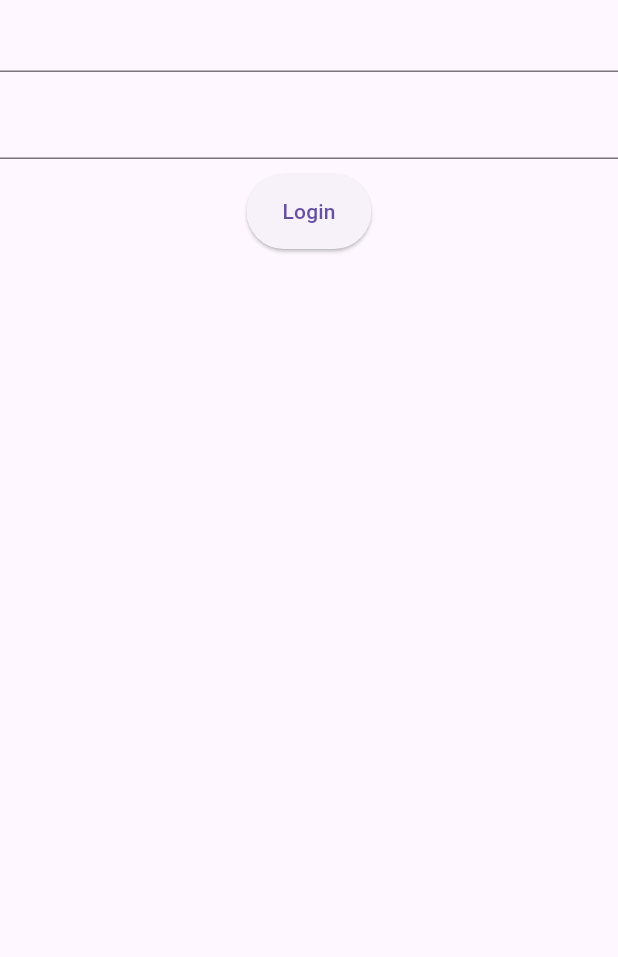
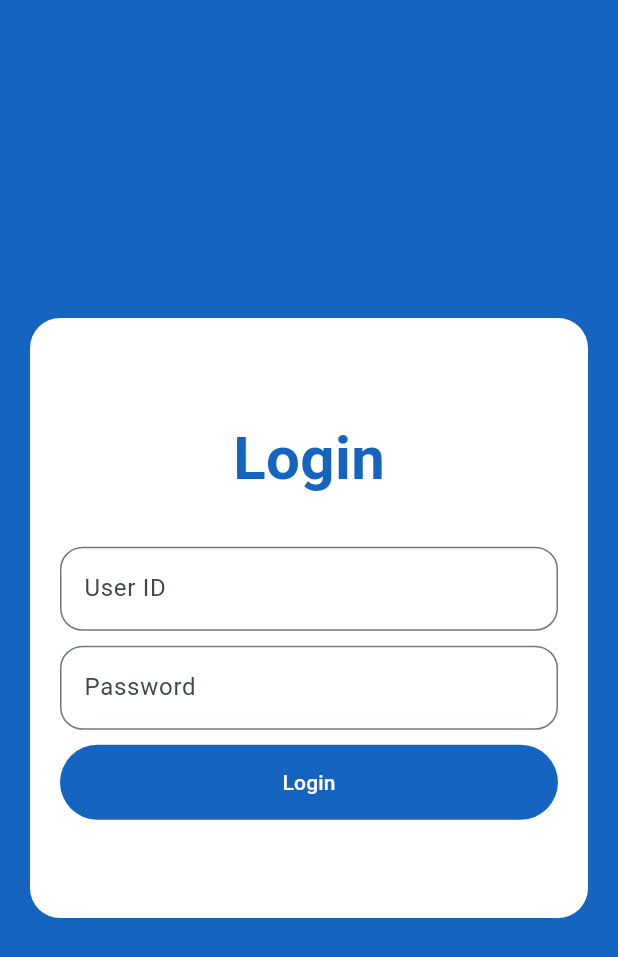
Before and after one commit to IsmailHosenIsmailJames/hr_platform, a Flutter app: the screen it shows after launch, on a phone screen of 412 x 824 dp. Shown: the top 957 px of the screen. Run offline on Flutter 3.47's test engine with Material 3 defaults, Android fonts, the phone set to English and light mode, and no system bars; our stand-ins replace cloud_firestore, email_validator, firebase_auth, firebase_core, fluttertoast, gap and 2 more; accounts and stored records are empty.

Commit message:
design added to login page

```diff
--- a/lib/main.dart
+++ b/lib/main.dart
@@ -30,8 +30,21 @@ class MyApp extends StatelessWidget {
 
   @override
   Widget build(BuildContext context) {
-    return const MaterialApp(
-      home: Init(),
+    return MaterialApp(
+      debugShowCheckedModeBanner: false,
+      theme: ThemeData.dark().copyWith(
+        colorScheme: ColorScheme.fromSeed(
+          seedColor: Colors.blue.shade800,
+        ),
+        elevatedButtonTheme: ElevatedButtonThemeData(
+          style: ElevatedButton.styleFrom(
+            backgroundColor: Colors.blue.shade800,
+            foregroundColor: Colors.white,
+            shadowColor: Colors.transparent,
+          ),
+        ),
+      ),
+      home: const Init(),
     );
   }
 }
--- a/lib/src/screens/auth/login/login_page.dart
+++ b/lib/src/screens/auth/login/login_page.dart
@@ -1,3 +1,7 @@
+// ignore_for_file: use_build_context_synchronously
+
+import 'dart:ui';
+
 import 'package:cloud_firestore/cloud_firestore.dart';
 import 'package:email_validator/email_validator.dart';
 import 'package:firebase_auth/firebase_auth.dart';
@@ -7,6 +11,7 @@ import 'package:gap/gap.dart';
 import 'package:hive/hive.dart';
 import 'package:hr_platform/src/core/fluttertoast/fluttertoast_message.dart';
 import 'package:hr_platform/src/core/initialization/init.dart';
+import 'package:hr_platform/src/theme/text_field_input_decoration.dart';
 
 import '../../../theme/break_point.dart';
 
@@ -37,7 +42,8 @@ class _LoginPageState extends State<LoginPage> {
         return result;
       }
     }
-
+    try {
+      await FirebaseAuth.instance.signInAnonymously();
       final response =
           await FirebaseFirestore.instance.collection('user').doc('user').get();
       if (response.exists) {
@@ -51,7 +57,6 @@ class _LoginPageState extends State<LoginPage> {
             Map<String, dynamic> thisUser = Map<String, dynamic>.from(user);
             await Hive.box('info').put('userData', thisUser);
             Navigator.pushAndRemoveUntil(
-            // ignore: use_build_context_synchronously
               context,
               MaterialPageRoute(
                 builder: (context) => const Init(),
@@ -63,6 +68,9 @@ class _LoginPageState extends State<LoginPage> {
         }
       }
       return "User did not exits";
+    } catch (e) {
+      return "Something went worng";
+    }
   }
 
   Future<String?> loginAdmin(String email, String password) async {
@@ -77,7 +85,14 @@ class _LoginPageState extends State<LoginPage> {
         if (response.exists) {
           Map userData = response.data()!;
           Map<String, dynamic> adminData = userData['data'];
-          Hive.box('info').put("userData", adminData);
+          await Hive.box('info').put("userData", adminData);
+          Navigator.pushAndRemoveUntil(
+            context,
+            MaterialPageRoute(
+              builder: (context) => const Init(),
+            ),
+            (route) => true,
+          );
         } else {
           return "Something went worng";
         }
@@ -97,10 +112,14 @@ class _LoginPageState extends State<LoginPage> {
     final Widget form = Form(
       key: _formKey,
       child: Column(
+        mainAxisAlignment: MainAxisAlignment.center,
+        crossAxisAlignment: CrossAxisAlignment.center,
         children: [
           TextFormField(
             controller: _idTextEditingController,
             autovalidateMode: AutovalidateMode.onUserInteraction,
+            decoration:
+                getInputDecooration("User ID", "Please type your ID here..."),
             validator: (value) {
               if (value == null || value.isEmpty) {
                 return "Please type here your ID";
@@ -112,6 +131,8 @@ class _LoginPageState extends State<LoginPage> {
           TextFormField(
             controller: _passwordTextEditingController,
             autovalidateMode: AutovalidateMode.onUserInteraction,
+            decoration: getInputDecooration(
+                "Password", "Please type your Password here..."),
             validator: (value) {
               if (value == null || value.isEmpty) {
                 return "Please type here your ID";
@@ -122,9 +143,25 @@ class _LoginPageState extends State<LoginPage> {
           const Gap(10),
           SizedBox(
             height: 50,
+            width: 400,
             child: ElevatedButton(
               onPressed: () async {
                 if (_formKey.currentState!.validate()) {
+                  showDialog(
+                    context: context,
+                    builder: (context) {
+                      return SizedBox(
+                        height: MediaQuery.of(context).size.height,
+                        width: MediaQuery.of(context).size.width,
+                        child: const Center(
+                          child: CircularProgressIndicator(
+                            color: Colors.blue,
+                          ),
+                        ),
+                      );
+                    },
+                  );
+
                   final String? result = await loginUser(
                     _idTextEditingController.text.trim(),
                     _passwordTextEditingController.text,
@@ -137,6 +174,10 @@ class _LoginPageState extends State<LoginPage> {
                     // something worng
                     showFluttertoastMessage(result);
                   }
+
+                  if (Navigator.canPop(context)) {
+                    Navigator.pop(context);
+                  }
                 }
               },
               child: const Text("Login"),
@@ -145,21 +186,74 @@ class _LoginPageState extends State<LoginPage> {
         ],
       ),
     );
+
+    final Widget decoratedForm = ClipRRect(
+      child: Container(
+        padding: const EdgeInsets.all(20),
+        height: 400,
+        width: 400,
+        decoration: BoxDecoration(
+          color: Colors.white,
+          borderRadius: BorderRadius.circular(20),
+        ),
+        child: Column(
+          mainAxisAlignment: MainAxisAlignment.center,
+          crossAxisAlignment: CrossAxisAlignment.center,
+          children: [
+            Text(
+              "Login",
+              style: TextStyle(
+                fontSize: 40,
+                fontWeight: FontWeight.bold,
+                color: Colors.blue.shade800,
+              ),
+            ),
+            const Gap(30),
+            form,
+          ],
+        ),
+      ),
+    );
+
     return LayoutBuilder(
       builder: (context, constraints) {
         return constraints.maxWidth > breakpoint
             ?
             // desktop view
             Scaffold(
+                backgroundColor: Colors.blue.shade800,
                 body: Center(
-                  child: form,
+                  child: Row(
+                    children: [
+                      Expanded(
+                        child: Padding(
+                          padding: const EdgeInsets.all(20),
+                          child: Center(
+                            child: SizedBox(
+                                height: 400,
+                                width: 400,
+                                child: Image.asset(
+                                    "assets/radiant_logo.636da2b1.png")),
+                          ),
+                        ),
+                      ),
+                      Padding(
+                        padding: const EdgeInsets.all(20),
+                        child: decoratedForm,
+                      ),
+                    ],
+                  ),
                 ),
               )
             :
             // mobile view
             Scaffold(
+                backgroundColor: Colors.blue.shade800,
                 body: Center(
-                  child: form,
+                  child: Padding(
+                    padding: const EdgeInsets.all(20),
+                    child: decoratedForm,
+                  ),
                 ),
               );
       },
--- /dev/null
+++ b/lib/src/theme/text_field_input_decoration.dart
@@ -0,0 +1,11 @@
+import 'package:flutter/material.dart';
+
+InputDecoration getInputDecooration([String? label, String? hint]) {
+  return InputDecoration(
+    border: OutlineInputBorder(
+      borderRadius: BorderRadius.circular(15),
+    ),
+    hintText: hint,
+    labelText: label,
+  );
+}
--- a/pubspec.yaml
+++ b/pubspec.yaml
@@ -76,10 +76,8 @@ flutter:
   uses-material-design: true
 
   # To add assets to your application, add an assets section, like this:
-  # assets:
-  #   - images/a_dot_burr.jpeg
-  #   - images/a_dot_ham.jpeg
-
+  assets:
+    - assets/radiant_logo.636da2b1.png
   # An image asset can refer to one or more resolution-specific "variants", see
   # https://flutter.dev/assets-and-images/#resolution-aware
 
```
Also changed, not shown: lib/src/screens/auth/signin/signin.dart (deleted, +0 -27 lines), lib/src/screens/home/home_page.dart (+31 -2 lines), assets/radiant_logo.636da2b1.png (added). Lines whose indentation alone changed are shown as unchanged.
